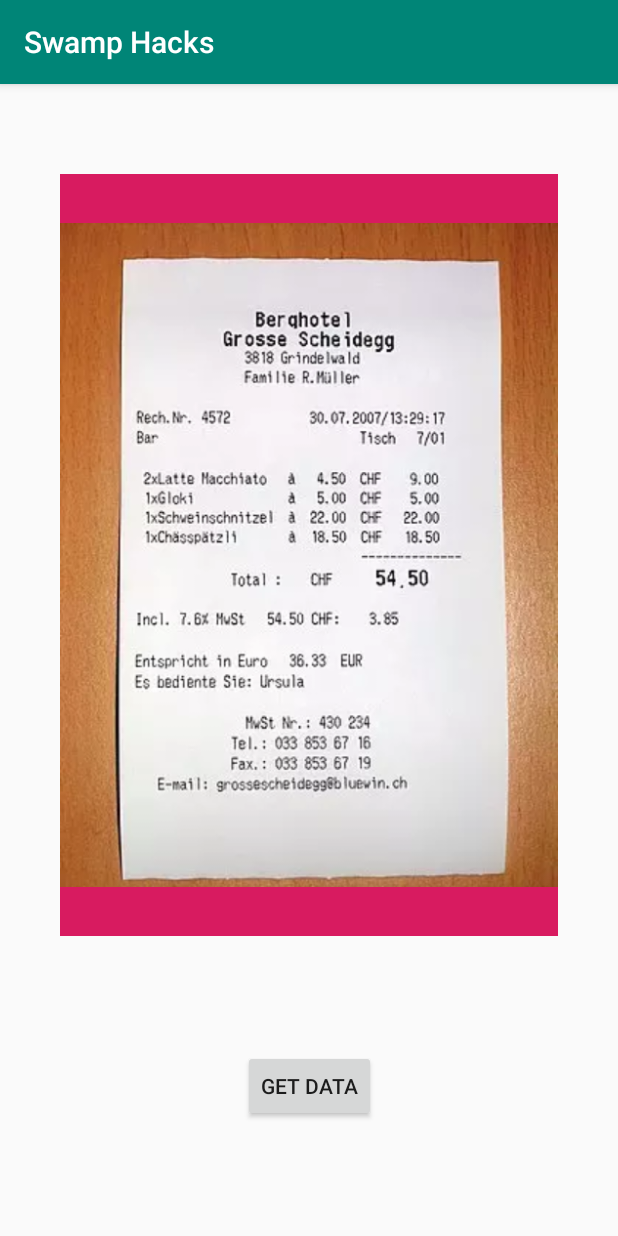
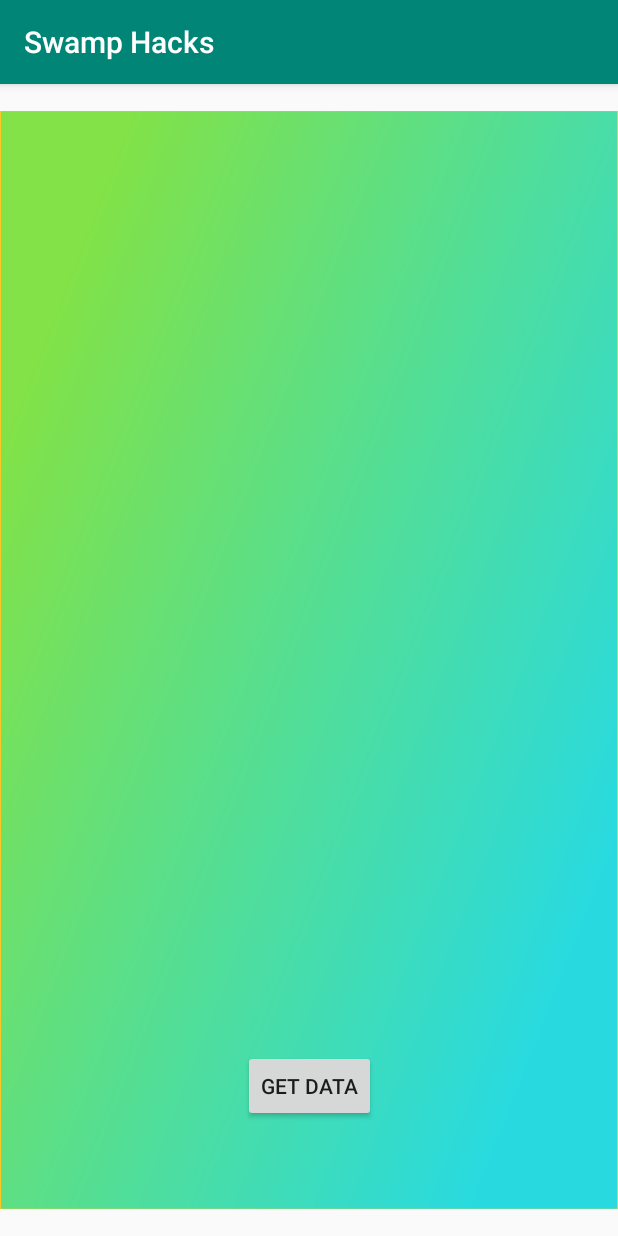
Before and after one commit to emeruvia/SwampHacks, an Android app: the screen it shows after launch (MainActivity), on a phone screen of 412 x 824 dp. Run offline under Robolectric (Android 15) with nearby library versions, the phone set to English and light mode, and no system bars.

Commit message:
Implement lottie for animations

```diff
--- a/android-app/app/build.gradle
+++ b/android-app/app/build.gradle
@@ -29,6 +29,9 @@ dependencies {
   implementation 'com.android.support.constraint:constraint-layout:1.1.3'
   implementation 'com.squareup.retrofit2:retrofit:2.5.0'
 
+  // Lottie
+  implementation 'com.airbnb.android:lottie:2.5.0'
+
   // Firebase
   implementation 'com.google.firebase:firebase-ml-vision:18.0.2'
   implementation 'com.google.firebase:firebase-core:16.0.6'
--- a/android-app/app/src/main/java/com/swamphacks/MainActivity.kt
+++ b/android-app/app/src/main/java/com/swamphacks/MainActivity.kt
@@ -8,6 +8,7 @@ import android.util.Log
 import android.view.View
 import android.widget.ImageView
 import android.widget.Toast
+import com.airbnb.lottie.LottieAnimationView
 import com.google.firebase.FirebaseApp
 import com.google.firebase.ml.vision.FirebaseVision
 import com.google.firebase.ml.vision.common.FirebaseVisionImage
@@ -20,7 +21,7 @@ class MainActivity : AppCompatActivity() {
     super.onCreate(savedInstanceState)
     setContentView(R.layout.activity_main)
     image = findViewById(R.id.main_iv)
-    image.setImageResource(R.drawable.receipt)
+    image.setImageResource(R.drawable.receipt2)
   }
 
   fun recognizeBtn(view: View) {
@@ -28,7 +29,7 @@ class MainActivity : AppCompatActivity() {
         .show()
     val bitmap = BitmapFactory.decodeResource(
         resources,
-        R.drawable.receipt
+        R.drawable.receipt2
     )
     val imageToBeAnalyzed = FirebaseVisionImage.fromBitmap(bitmap)
       val detector = FirebaseVision.getInstance()
--- a/android-app/app/src/main/res/layout/activity_main.xml
+++ b/android-app/app/src/main/res/layout/activity_main.xml
@@ -12,28 +12,41 @@
       android:id="@+id/main_iv"
       android:layout_width="match_parent"
       android:layout_height="match_parent"
-      app:layout_constraintTop_toTopOf="parent"
+      android:layout_marginBottom="200dp"
+      android:layout_marginEnd="40dp"
+      android:layout_marginStart="40dp"
+      android:layout_marginTop="60dp"
+      android:background="@color/colorAccent"
       app:layout_constraintBottom_toBottomOf="parent"
       app:layout_constraintLeft_toLeftOf="parent"
       app:layout_constraintRight_toRightOf="parent"
-      android:layout_marginTop="60dp"
-      android:layout_marginStart="40dp"
-      android:layout_marginEnd="40dp"
-      android:layout_marginBottom="200dp"
-      android:background="@color/colorAccent"
+      app:layout_constraintTop_toTopOf="parent"
       />
 
   <Button
       android:id="@+id/data_btn"
+      android:layout_width="wrap_content"
+      android:layout_height="wrap_content"
       android:onClick="recognizeBtn"
       android:text="Get Data"
-      android:layout_width="wrap_content"
-      android:layout_height="wrap_content"
+      app:layout_constraintBottom_toBottomOf="parent"
+      app:layout_constraintEnd_toEndOf="parent"
+      app:layout_constraintStart_toStartOf="parent"
+      app:layout_constraintTop_toBottomOf="@id/main_iv"
+      />
+
+  <com.airbnb.lottie.LottieAnimationView
+      app:layout_constraintTop_toTopOf="parent"
       app:layout_constraintBottom_toBottomOf="parent"
       app:layout_constraintStart_toStartOf="parent"
       app:layout_constraintEnd_toEndOf="parent"
-      app:layout_constraintTop_toBottomOf="@id/main_iv"
+      android:id="@+id/animation_view"
+      android:layout_width="wrap_content"
+      android:layout_height="wrap_content"
+
+      app:lottie_autoPlay="true"
+      app:lottie_rawRes="@raw/gradient_animated_background"
+
+      app:lottie_loop="true"
       />
-
-
 </android.support.constraint.ConstraintLayout>
```
Also changed, not shown: android-app/app/src/main/res/raw/check_animation.json (added, +1 -0 lines), android-app/app/src/main/res/raw/gradient_animated_background.json (added, +1 -0 lines), android-app/app/src/main/res/raw/material_wave_loading.json (added, +1 -0 lines), android-app/app/src/main/res/drawable/receipt2.jpg (added).
